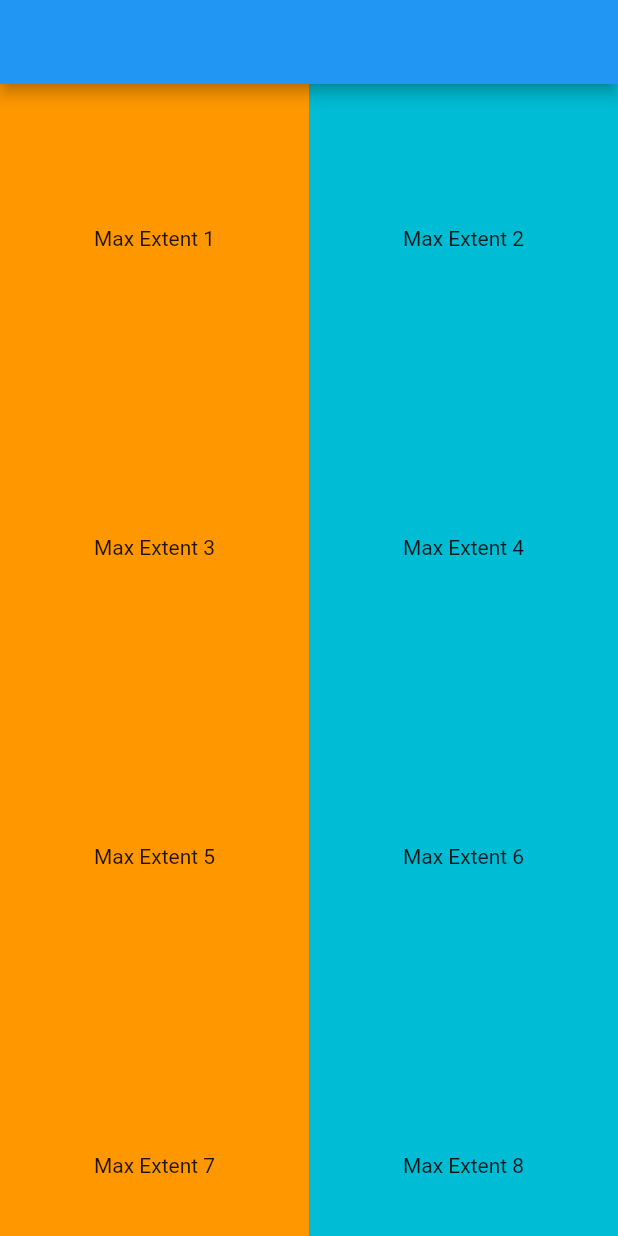
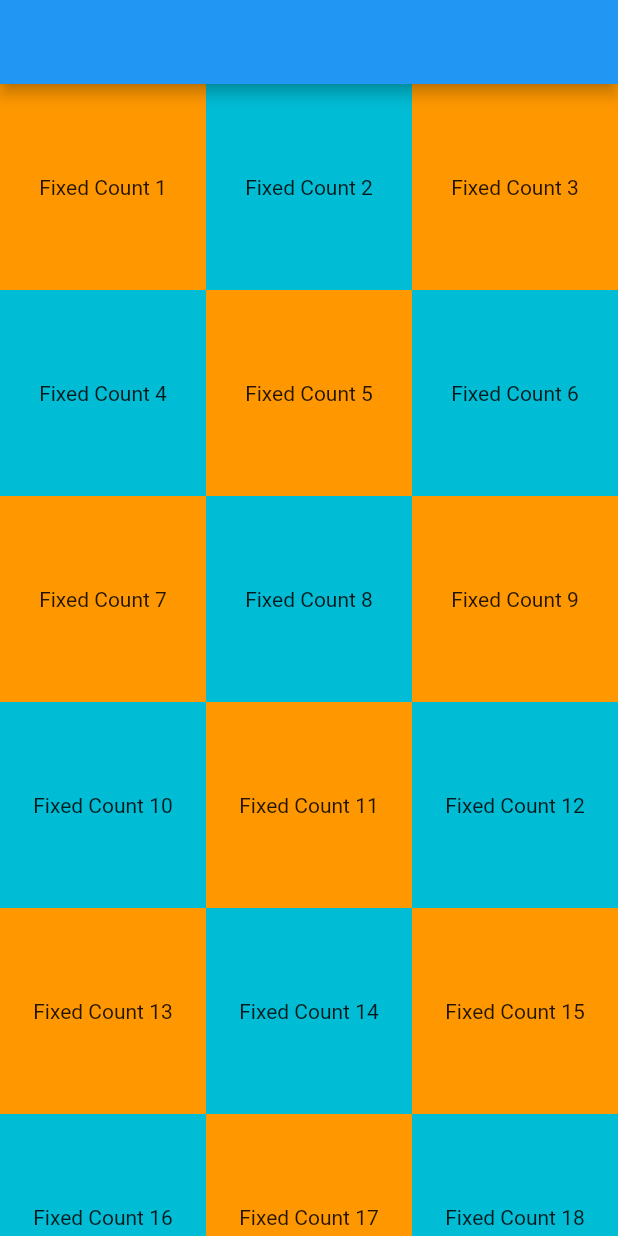
Before and after one commit to dan7sc/flutter-basics, a Flutter app: the screen it shows after launch, on a phone screen of 412 x 824 dp. Run offline on Flutter 3.47's test engine with Material 2 defaults, Android fonts, the phone set to English and light mode, and no system bars.

Commit message:
Add GridViewBuilder

```diff
--- a/lib/src/modules/home/home_page.dart
+++ b/lib/src/modules/home/home_page.dart
@@ -27,7 +27,7 @@ class _HomePageState extends State<HomePage> {
       //     ),
       //   ),
       // ),
-      body: GridViewExtent(),
+      body: GridViewBuilder(),
     );
   }
 }
--- /dev/null
+++ b/lib/src/widgets/common/grid_view_builder.dart
@@ -0,0 +1,20 @@
+import 'package:flutter/material.dart';
+
+class GridViewBuilder extends StatelessWidget {
+  @override
+  Widget build(BuildContext context) {
+    return GridView.builder(
+      itemCount: 32,
+      gridDelegate: SliverGridDelegateWithFixedCrossAxisCount(
+        crossAxisCount: 3,
+      ),
+      itemBuilder: (context, index) {
+        return Container(
+          alignment: Alignment.center,
+          color: index % 2 == 0 ? Colors.orange: Colors.cyan,
+          child: Text('Fixed Count ${index + 1}'),
+        );
+      },
+    );
+  }
+}
--- a/lib/src/widgets/widgets.dart
+++ b/lib/src/widgets/widgets.dart
@@ -53,3 +53,4 @@ export 'common/radio_list_tile.dart';
 export 'common/switch_list_tile.dart';
 export 'common/grid_view_count.dart';
 export 'common/grid_view_extent.dart';
+export 'common/grid_view_builder.dart';
```
